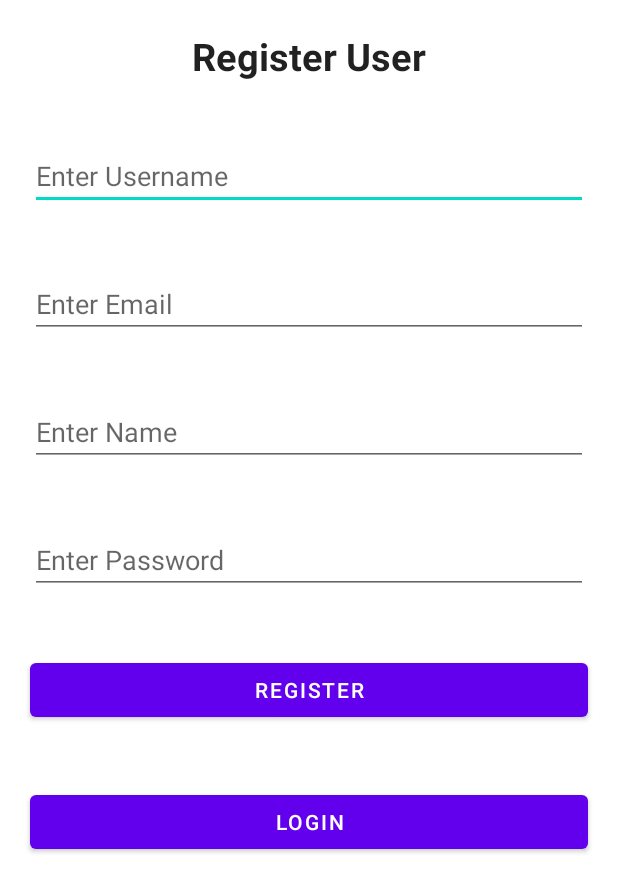
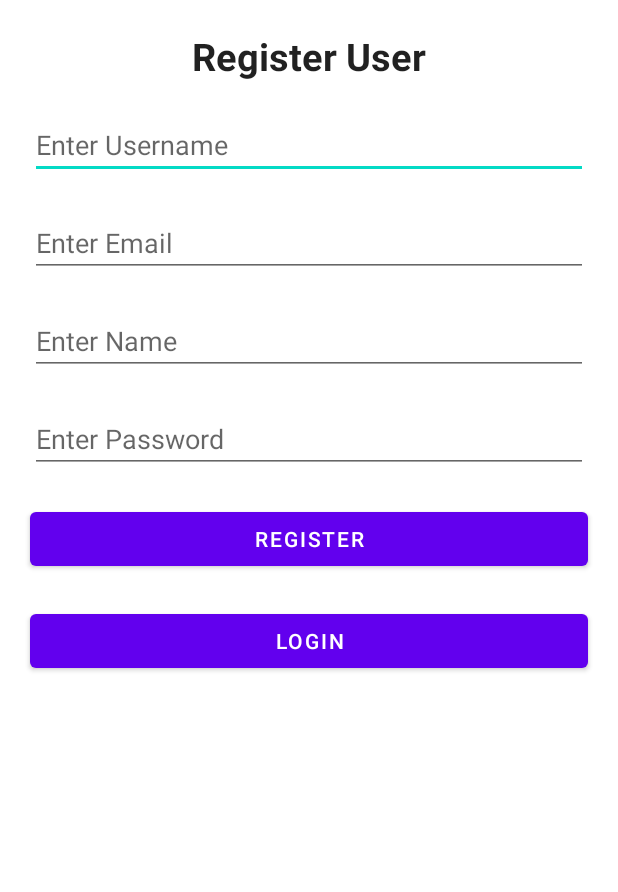
Before and after one commit to BlackRabbitov/ProjektSM, an Android app: the RegisterActivity screen opened directly, with no data from a screen before it, on a phone screen of 412 x 824 dp. Shown: the top 892 px of the screen. Run offline under Robolectric (Android 15) with nearby library versions, the phone set to English and light mode, and no system bars.

Commit message:
Interface upgade/fixes

```diff
--- a/app/src/main/res/layout/activity_borrowers.xml
+++ b/app/src/main/res/layout/activity_borrowers.xml
@@ -10,15 +10,25 @@
     android:padding="16dp">
 
 
+    <androidx.appcompat.widget.Toolbar
+        android:id="@+id/toolbar3"
+        android:layout_width="match_parent"
+        android:layout_height="wrap_content"
+        android:background="@color/greenItem"
+        android:minHeight="?attr/actionBarSize"
+        android:theme="?attr/actionBarTheme"
+        app:layout_constraintEnd_toEndOf="parent"
+        app:layout_constraintStart_toStartOf="parent"
+        app:layout_constraintTop_toTopOf="parent"
+        app:navigationIcon="@drawable/home_icon" />
 
     <androidx.recyclerview.widget.RecyclerView
         android:id="@+id/rvBorrowers"
         android:layout_width="match_parent"
-        android:layout_height="0dp"
-        app:layout_constraintBottom_toTopOf="@+id/etBorrower"
+        android:layout_height="194dp"
         app:layout_constraintEnd_toEndOf="parent"
-        app:layout_constraintStart_toStartOf="parent"
-        app:layout_constraintTop_toTopOf="parent" />
+        app:layout_constraintStart_toStartOf="@id/toolbar3"
+        app:layout_constraintTop_toBottomOf="@+id/toolbar3" />
 
     <EditText
         android:id="@+id/etBorrower"
--- a/app/src/main/res/layout/activity_login.xml
+++ b/app/src/main/res/layout/activity_login.xml
@@ -43,9 +43,10 @@
 
     <Button
         android:id="@+id/forgot_password"
-        android:layout_width="151dp"
+        android:layout_width="173dp"
         android:layout_height="35dp"
         android:layout_gravity="start"
+        android:layout_marginStart="10dp"
         android:layout_marginTop="16dp"
         android:layout_marginBottom="64dp"
         android:background="#00FFFFFF"
@@ -56,18 +57,18 @@
         android:textIsSelectable="false"
         android:textSize="10sp"
         app:layout_constraintBottom_toBottomOf="parent"
-        app:layout_constraintEnd_toEndOf="parent"
-        app:layout_constraintHorizontal_bias="0.273"
         app:layout_constraintStart_toStartOf="parent"
         app:layout_constraintTop_toBottomOf="@+id/password"
         app:layout_constraintVertical_bias="0.359" />
 
     <Button
         android:id="@+id/register"
-        android:layout_width="104dp"
-        android:layout_height="34dp"
+        android:layout_width="114dp"
+        android:layout_height="35dp"
         android:layout_gravity="start"
+        android:layout_marginStart="40dp"
         android:layout_marginTop="16dp"
+        android:layout_marginEnd="15dp"
         android:layout_marginBottom="64dp"
         android:background="#00FFFFFF"
         android:enabled="false"
@@ -77,8 +78,7 @@
         android:textSize="10sp"
         app:layout_constraintBottom_toBottomOf="parent"
         app:layout_constraintEnd_toEndOf="parent"
-        app:layout_constraintHorizontal_bias="0.762"
-        app:layout_constraintStart_toStartOf="parent"
+        app:layout_constraintStart_toEndOf="@+id/forgot_password"
         app:layout_constraintTop_toBottomOf="@+id/password"
         app:layout_constraintVertical_bias="0.358" />
 
--- a/app/src/main/res/layout/activity_main.xml
+++ b/app/src/main/res/layout/activity_main.xml
@@ -61,7 +61,7 @@
 
         <TextView
             android:id="@+id/textView2"
-        android:layout_width="150dp"
+            android:layout_width="193dp"
             android:layout_height="22dp"
             android:layout_marginStart="16dp"
             android:text="@string/control_your_payments"
--- a/app/src/main/res/layout/activity_register.xml
+++ b/app/src/main/res/layout/activity_register.xml
@@ -1,62 +1,113 @@
 <?xml version="1.0" encoding="utf-8"?>
 <LinearLayout xmlns:android="http://schemas.android.com/apk/res/android"
+    xmlns:app="http://schemas.android.com/apk/res-auto"
     xmlns:tools="http://schemas.android.com/tools"
     android:layout_width="match_parent"
     android:layout_height="match_parent"
     tools:context=".RegisterActivity"
     android:orientation="vertical">
 
+    <ScrollView
+        android:layout_width="match_parent"
+        android:layout_height="match_parent">
+
+        <androidx.constraintlayout.widget.ConstraintLayout
+            android:layout_width="match_parent"
+            android:layout_height="match_parent">
+
             <TextView
+                android:id="@+id/tekst"
+                style="@style/TextAppearance.AppCompat.Headline"
                 android:layout_width="match_parent"
-        android:layout_height="wrap_content"
+                android:layout_height="34dp"
+                android:layout_margin="20sp"
+                android:layout_marginStart="20dp"
+                android:layout_marginEnd="20dp"
                 android:text="@string/register_user"
+                android:textAlignment="center"
+                android:textSize="25sp"
                 android:textStyle="bold"
-        style="@style/TextAppearance.AppCompat.Headline"
-        android:textSize="25sp"
-        android:textAlignment="center"
-        android:layout_margin="20sp"/>
+                app:layout_constraintEnd_toEndOf="parent"
+                app:layout_constraintStart_toStartOf="parent"
+                app:layout_constraintTop_toTopOf="parent" />
 
             <EditText
+                android:id="@+id/userId"
                 android:layout_width="match_parent"
-        android:layout_height="wrap_content"
+                android:layout_height="0dp"
                 android:layout_margin="20sp"
+                android:layout_marginStart="20dp"
+                android:layout_marginEnd="20dp"
                 android:hint="@string/enter_username"
-        android:id="@+id/userId" />
+                app:layout_constraintEnd_toEndOf="parent"
+                app:layout_constraintStart_toStartOf="parent"
+                app:layout_constraintTop_toBottomOf="@+id/tekst" />
 
             <EditText
+                android:id="@+id/email"
                 android:layout_width="match_parent"
-        android:layout_height="wrap_content"
+                android:layout_height="0dp"
                 android:layout_margin="20sp"
+                android:layout_marginStart="20dp"
+                android:layout_marginEnd="20dp"
                 android:hint="@string/enter_email"
                 android:inputType="textEmailAddress"
-        android:id="@+id/email" />
+                app:layout_constraintEnd_toEndOf="parent"
+                app:layout_constraintStart_toStartOf="parent"
+                app:layout_constraintTop_toBottomOf="@+id/userId" />
 
             <EditText
+                android:id="@+id/name"
                 android:layout_width="match_parent"
-        android:layout_height="wrap_content"
+                android:layout_height="0dp"
                 android:layout_margin="20sp"
+                android:layout_marginStart="20dp"
+                android:layout_marginEnd="20dp"
                 android:hint="@string/enter_name"
-        android:id="@+id/name" />
+                app:layout_constraintEnd_toEndOf="parent"
+                app:layout_constraintStart_toStartOf="parent"
+                app:layout_constraintTop_toBottomOf="@+id/email" />
 
             <EditText
+                android:id="@+id/password"
+                android:layout_width="match_parent"
+                android:layout_height="45dp"
+                android:layout_margin="20sp"
+                android:layout_marginStart="20dp"
+                android:layout_marginEnd="20dp"
+                android:hint="@string/enter_password"
                 android:inputType="textPassword"
-        android:layout_width="match_parent"
-        android:layout_height="wrap_content"
-        android:layout_margin="20sp"
-        android:hint="@string/enter_password"
-        android:id="@+id/password" />
+                app:layout_constraintEnd_toEndOf="parent"
+                app:layout_constraintStart_toStartOf="parent"
+                app:layout_constraintTop_toBottomOf="@+id/name" />
 
             <Button
+                android:id="@+id/register"
                 android:layout_width="match_parent"
-        android:layout_height="wrap_content"
+                android:layout_height="0dp"
                 android:layout_margin="20sp"
+                android:layout_marginStart="20dp"
+                android:layout_marginEnd="20dp"
                 android:text="@string/action_register"
-        android:id="@+id/register"/>
+                app:layout_constraintEnd_toEndOf="parent"
+                app:layout_constraintStart_toStartOf="parent"
+                app:layout_constraintTop_toBottomOf="@+id/password" />
 
             <Button
+                android:id="@+id/login"
                 android:layout_width="match_parent"
-        android:layout_height="wrap_content"
+                android:layout_height="0dp"
                 android:layout_margin="20sp"
+                android:layout_marginStart="20dp"
+                android:layout_marginEnd="20dp"
                 android:text="@string/action_login"
-        android:id="@+id/login"/>
+                app:layout_constraintEnd_toEndOf="parent"
+                app:layout_constraintStart_toStartOf="parent"
+                app:layout_constraintTop_toBottomOf="@+id/register" />
+
+
+        </androidx.constraintlayout.widget.ConstraintLayout>
+    </ScrollView>
+
+
 </LinearLayout>
--- a/app/src/main/res/layout/item_borrower.xml
+++ b/app/src/main/res/layout/item_borrower.xml
@@ -26,7 +26,7 @@
 
         <TextView
             android:id="@+id/borrowerAmount"
-            android:layout_width="86dp"
+            android:layout_width="66dp"
             android:layout_height="match_parent"
             android:gravity="center_vertical"
             android:text="@string/amount"
--- a/app/src/main/res/values/colors.xml
+++ b/app/src/main/res/values/colors.xml
@@ -12,4 +12,5 @@
     <color name="trans">#00000000</color>
     <color name="greenItem">#0A5FFF00</color>
     <color name="line_color">#9C27B0</color>
+
 </resources>
```
Lines whose indentation alone changed are shown as unchanged.
